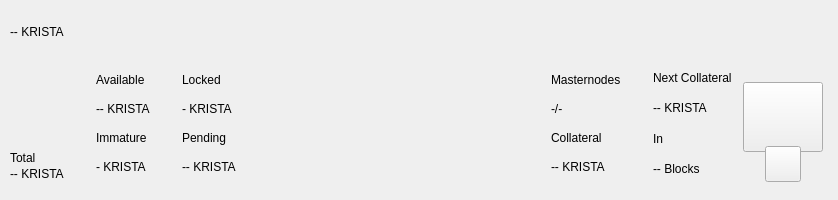
bedri/KristaTech-KRISTA, file src/qt/kristatech/forms/topbar.ui: the form before one commit.
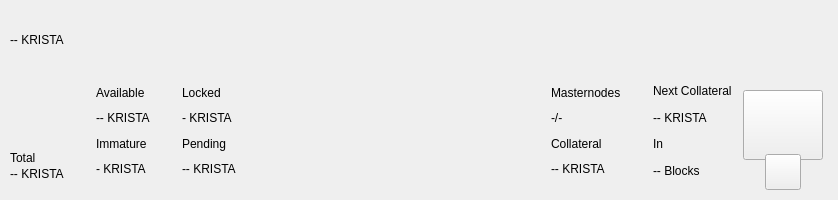
The form after the commit. Custom widgets are drawn as their Qt base class.

Commit message: GUI: Adjust topbar heights and margins to allow a larger logo of 76x76

The edit to the form file:
```diff
--- a/src/qt/kristatech/forms/topbar.ui
+++ b/src/qt/kristatech/forms/topbar.ui
@@ -369,7 +369,7 @@
         <property name="minimumSize">
          <size>
           <width>0</width>
-          <height>135</height>
+          <height>120</height>
          </size>
         </property>
         <layout class="QHBoxLayout" name="botton_container">
```
The commit also changes 1 other file.
